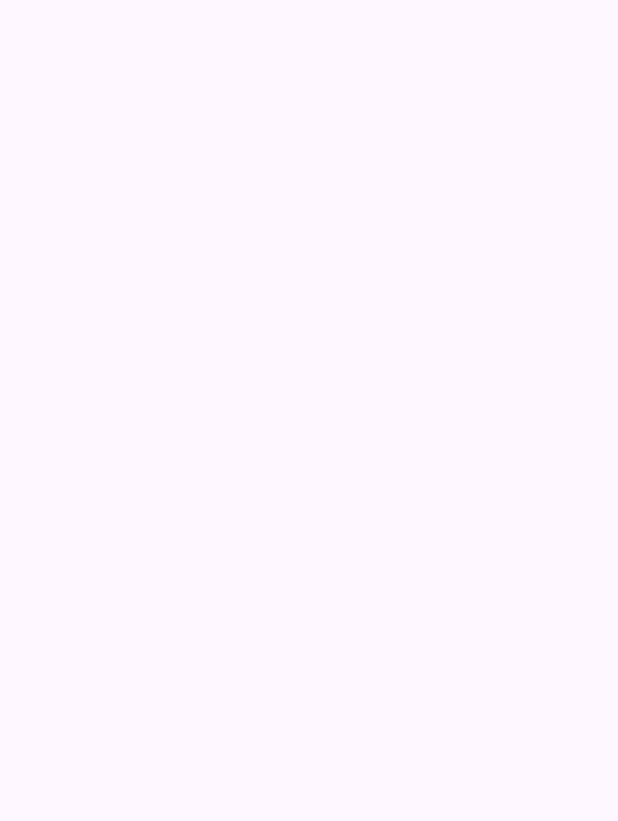
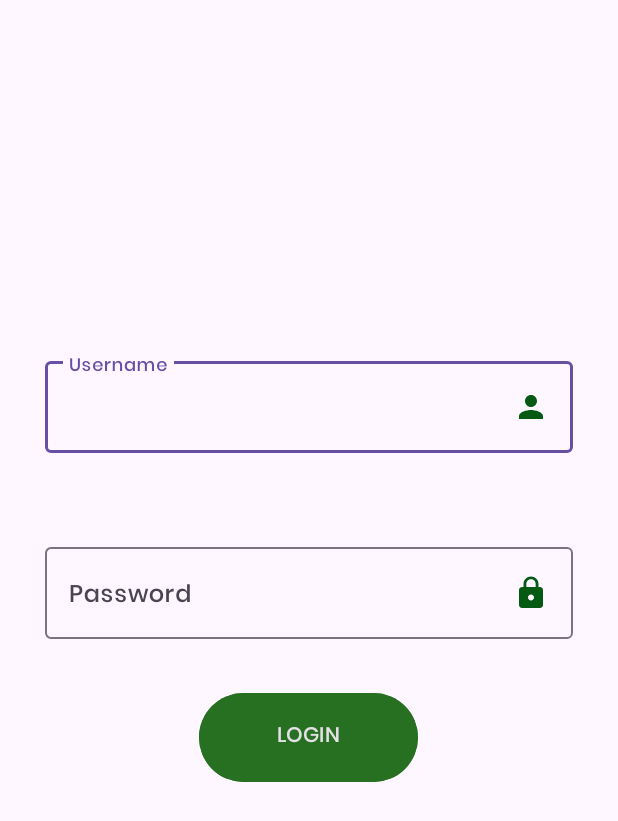
Before and after one commit to Arthritisboy/PhinmaDinerV, an Android app: the Login screen opened directly, with no data from a screen before it, on a phone screen of 412 x 824 dp. Before the commit the part shown is empty. Shown: the top 821 px of the screen. Run offline under Robolectric (Android 15) with nearby library versions, the phone set to English and light mode, and no system bars.

Commit message:
Login layout finished

```diff
--- a/app/build.gradle
+++ b/app/build.gradle
@@ -30,9 +30,11 @@ android {
 
 dependencies {
 
+    implementation 'com.github.VishnuSivadasVS:Advanced-HttpURLConnection:1.2'
     implementation 'androidx.appcompat:appcompat:1.6.1'
-    implementation 'com.google.android.material:material:1.5.0'
+    implementation 'com.google.android.material:material:1.9.0'
     implementation 'androidx.constraintlayout:constraintlayout:2.1.4'
+    implementation 'com.google.android.material:material:1.11.0-alpha03'
     testImplementation 'junit:junit:4.13.2'
     androidTestImplementation 'androidx.test.ext:junit:1.1.5'
     androidTestImplementation 'androidx.test.espresso:espresso-core:3.5.1'
--- a/app/src/main/java/com/example/phinmadinerv2/Login.java
+++ b/app/src/main/java/com/example/phinmadinerv2/Login.java
@@ -10,5 +10,6 @@ public class Login extends AppCompatActivity {
     protected void onCreate(Bundle savedInstanceState) {
         super.onCreate(savedInstanceState);
         setContentView(R.layout.activity_login);
+
     }
 }
--- /dev/null
+++ b/app/src/main/res/drawable/baseline_lock_24.xml
@@ -0,0 +1,5 @@
+<vector android:height="24dp" android:tint="#055A13"
+    android:viewportHeight="24" android:viewportWidth="24"
+    android:width="24dp" xmlns:android="http://schemas.android.com/apk/res/android">
+    <path android:fillColor="@android:color/white" android:pathData="M18,8h-1L17,6c0,-2.76 -2.24,-5 -5,-5S7,3.24 7,6v2L6,8c-1.1,0 -2,0.9 -2,2v10c0,1.1 0.9,2 2,2h12c1.1,0 2,-0.9 2,-2L20,10c0,-1.1 -0.9,-2 -2,-2zM12,17c-1.1,0 -2,-0.9 -2,-2s0.9,-2 2,-2 2,0.9 2,2 -0.9,2 -2,2zM15.1,8L8.9,8L8.9,6c0,-1.71 1.39,-3.1 3.1,-3.1 1.71,0 3.1,1.39 3.1,3.1v2z"/>
+</vector>
--- /dev/null
+++ b/app/src/main/res/drawable/green_user_icon.xml
@@ -0,0 +1,5 @@
+<vector android:height="24dp" android:tint="#055A13"
+    android:viewportHeight="24" android:viewportWidth="24"
+    android:width="24dp" xmlns:android="http://schemas.android.com/apk/res/android">
+    <path android:fillColor="@android:color/white" android:pathData="M12,12c2.21,0 4,-1.79 4,-4s-1.79,-4 -4,-4 -4,1.79 -4,4 1.79,4 4,4zM12,14c-2.67,0 -8,1.34 -8,4v2h16v-2c0,-2.66 -5.33,-4 -8,-4z"/>
+</vector>
--- a/app/src/main/res/layout/activity_login.xml
+++ b/app/src/main/res/layout/activity_login.xml
@@ -6,4 +6,77 @@
     android:layout_height="match_parent"
     tools:context=".Login">
 
+    <com.google.android.material.textfield.TextInputLayout
+        android:id="@+id/usernameLayout"
+        android:layout_width="match_parent"
+        android:layout_height="wrap_content"
+        android:hint="@string/usernameCU"
+        android:layout_marginLeft="30dp"
+        android:layout_marginRight="30dp"
+        app:layout_constraintBottom_toBottomOf="parent"
+        app:layout_constraintEnd_toEndOf="parent"
+        app:layout_constraintHorizontal_bias="0.0"
+        app:layout_constraintStart_toStartOf="parent"
+        app:layout_constraintTop_toTopOf="parent"
+        app:layout_constraintVertical_bias="0.311">
+
+        <com.google.android.material.textfield.TextInputEditText
+            android:layout_width="match_parent"
+            android:drawableEnd="@drawable/green_user_icon"
+            android:fontFamily="@font/poppinsmedium"
+            android:layout_height="wrap_content" />
+
+    </com.google.android.material.textfield.TextInputLayout>
+
+    <com.google.android.material.textfield.TextInputLayout
+        android:id="@+id/passLayout"
+        android:layout_width="match_parent"
+        android:layout_height="wrap_content"
+        android:layout_marginLeft="30dp"
+        android:layout_marginRight="30dp"
+        android:layout_marginBottom="332dp"
+        android:hint="@string/passwordCP"
+        app:layout_constraintBottom_toBottomOf="parent"
+        app:layout_constraintEnd_toEndOf="parent"
+        app:layout_constraintStart_toStartOf="parent"
+        app:layout_constraintTop_toBottomOf="@+id/usernameLayout"
+        app:layout_constraintVertical_bias="0.465">
+
+        <com.google.android.material.textfield.TextInputEditText
+            android:layout_width="match_parent"
+            android:drawableEnd="@drawable/baseline_lock_24"
+            android:layout_height="wrap_content"
+            android:fontFamily="@font/poppinsmedium" />
+
+    </com.google.android.material.textfield.TextInputLayout>
+
+    <TextView
+        android:id="@+id/titleLogin"
+        android:layout_width="287dp"
+        android:layout_height="83dp"
+        android:fontFamily="@font/poppinsbold"
+        android:gravity="center"
+        android:textAlignment="center"
+        android:textSize="40sp"
+        app:layout_constraintBottom_toTopOf="@+id/usernameLayout"
+        app:layout_constraintEnd_toEndOf="parent"
+        app:layout_constraintStart_toStartOf="parent"
+        app:layout_constraintTop_toTopOf="parent"
+        tools:text="Login" />
+
+    <Button
+        style="@style/TextAppearance.AppCompat.Widget.Button.Colored"
+        android:layout_width="146dp"
+        android:layout_height="67dp"
+        android:backgroundTint="#277022"
+        android:fontFamily="@font/poppinsmedium"
+        android:text="@string/login"
+        app:layout_constraintBottom_toBottomOf="parent"
+        app:layout_constraintEnd_toEndOf="parent"
+        app:layout_constraintHorizontal_bias="0.498"
+        app:layout_constraintStart_toStartOf="parent"
+        app:layout_constraintTop_toBottomOf="@+id/passLayout"
+        app:layout_constraintVertical_bias="0.097" />
+
+
 </androidx.constraintlayout.widget.ConstraintLayout>
--- a/app/src/main/res/values/strings.xml
+++ b/app/src/main/res/values/strings.xml
@@ -1,3 +1,10 @@
 <resources>
     <string name="app_name">PhinmaDinerV2</string>
+    <string name="username">username</string>
+    <string name="password">password</string>
+    <string name="passwordCP">Password</string>
+    <string name="usernameCU">Username</string>
+    <string name="login">Login</string>
+    <string name="full_name">Full Name</string>
+    <string name="email">Email</string>
 </resources>
--- a/settings.gradle
+++ b/settings.gradle
@@ -10,6 +10,7 @@ dependencyResolutionManagement {
     repositories {
         google()
         mavenCentral()
+        maven { url "https://jitpack.io" }
     }
 }
 rootProject.name = "PhinmaDinerV2"
```
Also changed, not shown: app/src/main/res/font/poppinsbold.ttf (added), app/src/main/res/font/poppinsmedium.ttf (added).
